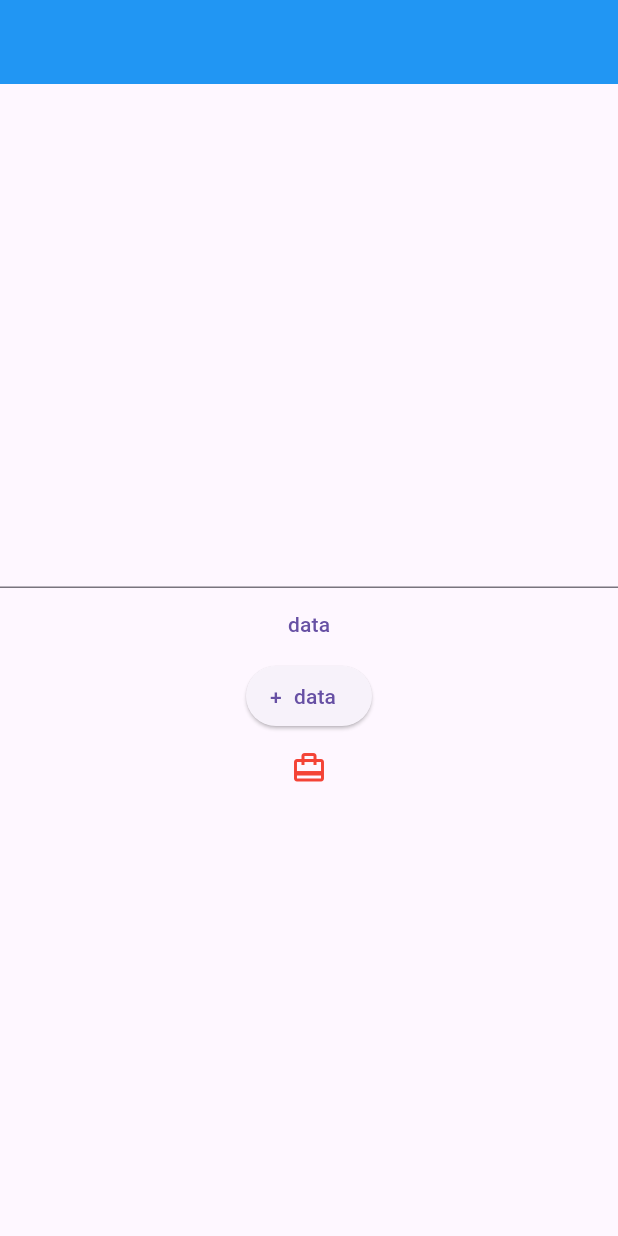
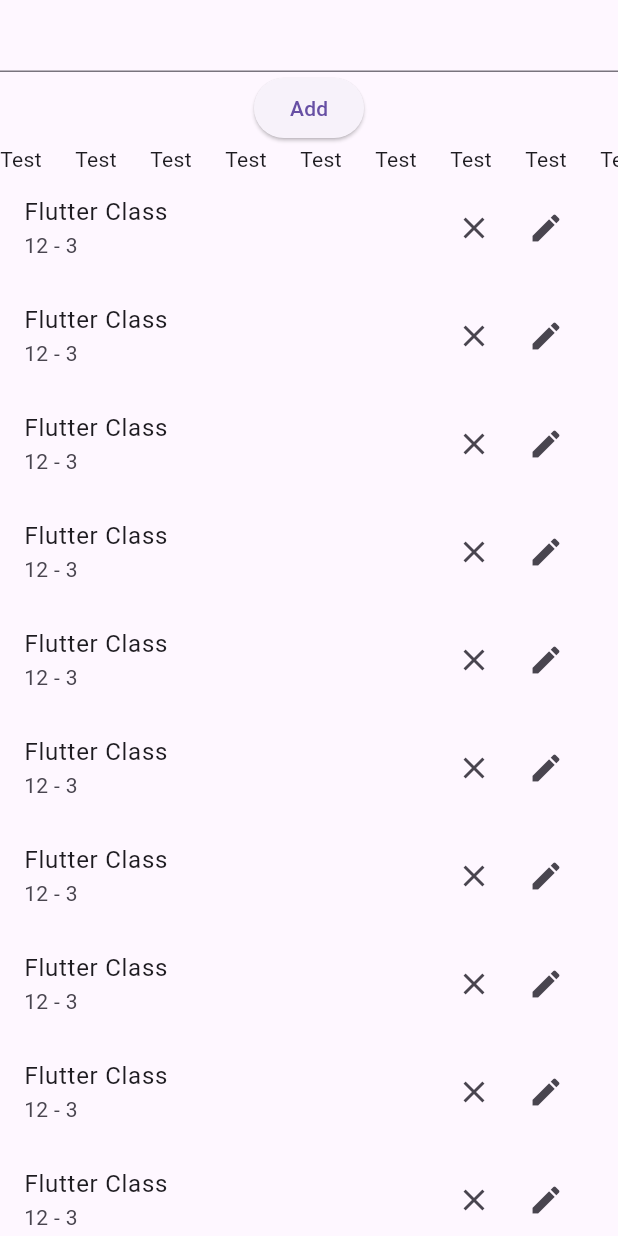
Before and after one commit to codewithowais/4th-class-b6, a Flutter app: the ChatScreen screen opened directly, on a phone screen of 412 x 824 dp. Run offline on Flutter 3.47's test engine with Material 3 defaults, Android fonts, the light colour scheme and no system bars.

Commit message:
class 15

```diff
--- a/lib/main.dart
+++ b/lib/main.dart
@@ -1,6 +1,6 @@
 import 'package:flutter/material.dart';
-import 'package:practice_image/views/about_screen.dart';
 import 'package:practice_image/views/chat_screen.dart';
+import 'package:practice_image/views/home_screen.dart';
 
 void main() {
   runApp(const MyApp());
@@ -12,7 +12,7 @@ class MyApp extends StatelessWidget {
   @override
   Widget build(BuildContext context) {
     return MaterialApp(
-      home: ChatScreen(),
+      home: HomeScreen(),
     );
   }
 }
--- a/lib/views/chat_screen.dart
+++ b/lib/views/chat_screen.dart
@@ -1,63 +1,103 @@
 import 'package:flutter/material.dart';
-import 'package:practice_image/components/round_corner_container.dart';
-import 'package:practice_image/utils/color_constants.dart';
 
-class ChatScreen extends StatelessWidget {
-  ChatScreen({super.key});
-  // List myList = [
-  //   {"name": "", "rollNo": ""}
-  // ];
-  TextEditingController usernameController = TextEditingController();
-  void printusername() {
-    if (usernameController.text != "") {
-      print(usernameController.text);
-      print("hello world button");
+class ChatScreen extends StatefulWidget {
+  const ChatScreen({super.key});
+
+  @override
+  State<ChatScreen> createState() => _ChatScreenState();
+}
+
+class _ChatScreenState extends State<ChatScreen> {
+  TextEditingController taskControl = TextEditingController();
+  List myTodo = [
+    {"name": "Flutter Class", "time": "12 - 3"},
+    {"name": "Flutter Class", "time": "12 - 3"},
+    {"name": "Flutter Class", "time": "12 - 3"},
+    {"name": "Flutter Class", "time": "12 - 3"},
+    {"name": "Flutter Class", "time": "12 - 3"},
+    {"name": "Flutter Class", "time": "12 - 3"},
+    {"name": "Flutter Class", "time": "12 - 3"},
+    {"name": "Flutter Class", "time": "12 - 3"},
+    {"name": "Flutter Class", "time": "12 - 3"},
+    {"name": "Flutter Class", "time": "12 - 3"},
+    {"name": "Flutter Class", "time": "12 - 3"},
+    {"name": "Flutter Class", "time": "12 - 3"},
+    {"name": "Flutter Class", "time": "12 - 3"},
+    {"name": "Flutter Class", "time": "12 - 3"},
+    {"name": "Flutter Class", "time": "12 - 3"},
+    {"name": "Flutter Class", "time": "12 - 3"},
+  ];
+  addToTodo() {
+    if (taskControl.text != "") {
+      setState(() {
+        myTodo.add({"name": "${taskControl.text}", "time": "12 - 3"});
+        print(myTodo);
+        taskControl.clear();
+      });
+    } else {
+      print("your Field is empty");
     }
   }
 
   @override
   Widget build(BuildContext context) {
     return Scaffold(
-        appBar: AppBar(
-          backgroundColor: Colors.blue,
-        ),
-        body: Center(
+      body: SingleChildScrollView(
         child: Column(
-            mainAxisAlignment: MainAxisAlignment.center,
           children: [
             TextField(
-                controller: usernameController,
-                onChanged: (a) {
-                  print(a);
+              minLines: 3,
+              controller: taskControl,
+            ),
+            ElevatedButton(
+              onPressed: () {
+                addToTodo();
+              },
+              child: Text("Add"),
+            ),
+            Container(
+              height: 20,
+              child: ListView.builder(
+                  scrollDirection: Axis.horizontal,
+                  itemCount: 30,
+                  itemBuilder: (context, ind) {
+                    return Container(
+                      width: 50,
+                      child: Text("Test "),
+                    );
+                  }),
+            ),
+            ListView.builder(
+                shrinkWrap: true,
+                itemCount: myTodo.length,
+                itemBuilder: (context, ind) {
+                  return ListTile(
+                    title: Text("${myTodo[ind]["name"]}"),
+                    subtitle: Text("${myTodo[ind]["time"]}"),
+                    trailing: Row(
+                      mainAxisSize: MainAxisSize.min,
+                      children: [
+                        IconButton(
+                          icon: Icon(Icons.close),
+                          onPressed: () {
+                            setState(() {
+                              myTodo.removeAt(ind);
+                            });
                           },
                         ),
-              TextButton(
-                onPressed: () {},
-                child: Text("data"),
+                        IconButton(
+                          icon: Icon(Icons.edit),
+                          onPressed: () {
+                            setState(() {});
+                          },
                         ),
-              ElevatedButton.icon(
-                onPressed: () {
-                  printusername();
-                },
-                label: Text("data"),
-                icon: Text("+"),
-              ),
-              IconButton(
-                onPressed: () {},
-                icon: Icon(
-                  Icons.card_travel,
-                  color: primaryColor,
-                ),
-              )
                       ],
                     ),
-        )
-        // ListView.builder(
-        //   itemCount: 10,
-        //   itemBuilder: (context, index) {
-        //     return RoundCornerContainerCustom(roundContainerText: "Hello $index");
-        //   },
-        // ),
+                  );
+                })
+          ],
+        ),
+      ),
     );
   }
 }
```
Also changed, not shown: lib/views/contact_screen.dart (added, +27 -0 lines), lib/views/custom_screen.dart (added, +31 -0 lines), lib/views/dashboard_screen.dart (added, +30 -0 lines), lib/views/home_screen.dart (added, +49 -0 lines), pubspec.yaml (+24 -24 lines). Lines whose indentation alone changed are shown as unchanged.
